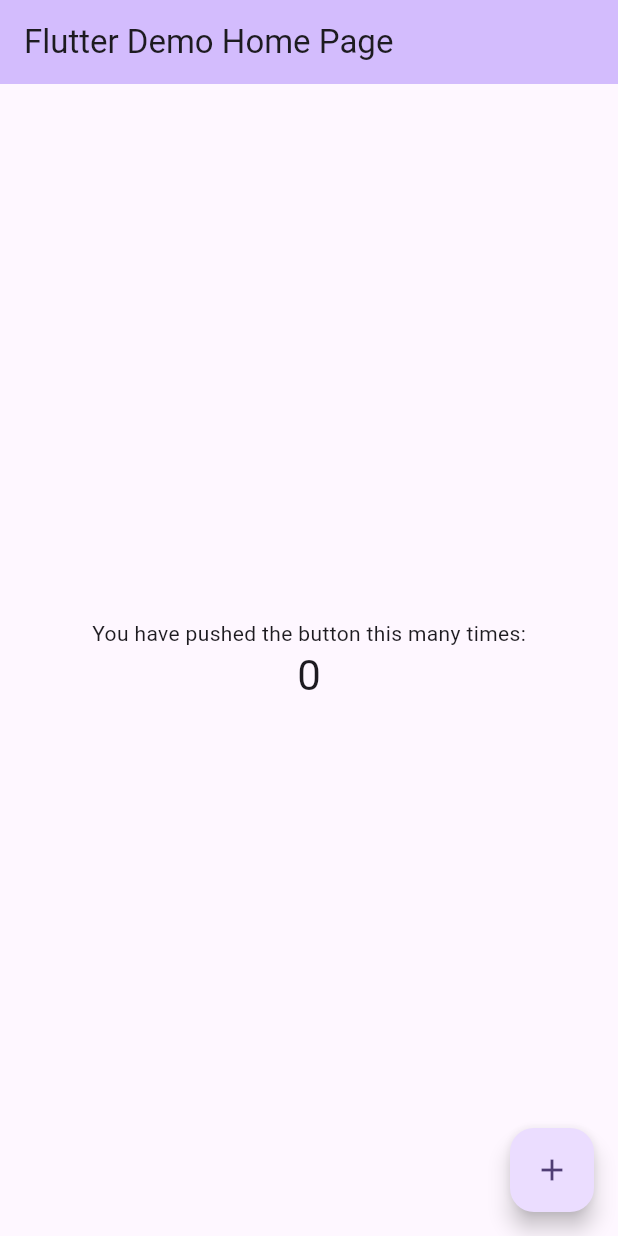
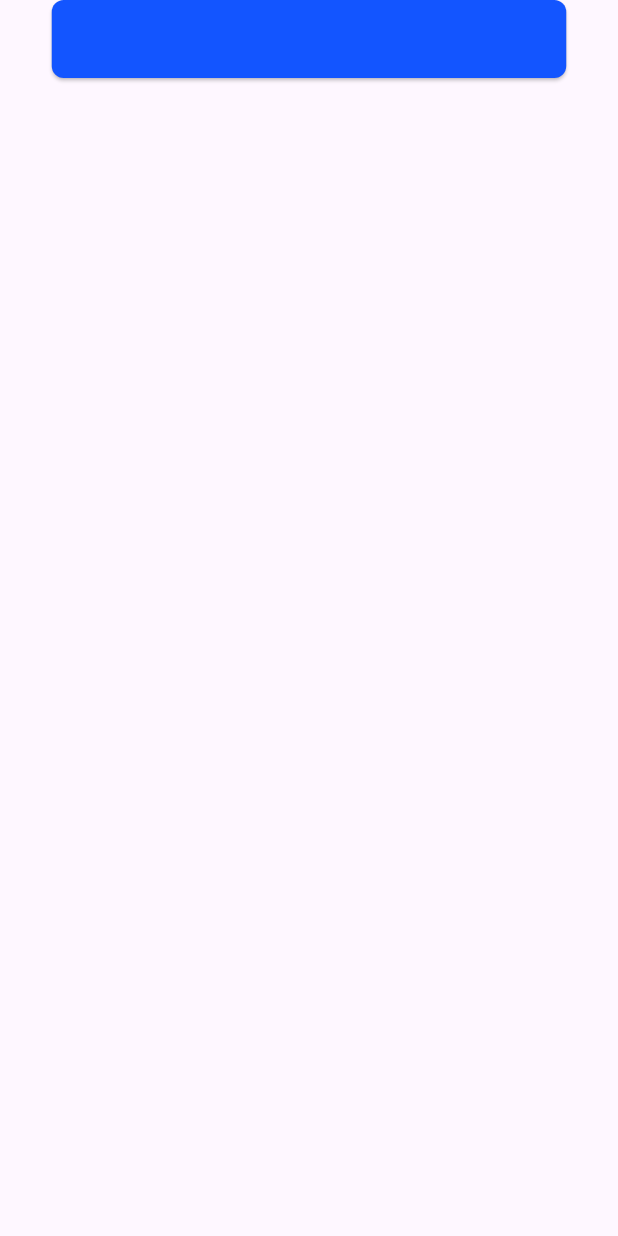
Before and after one commit to indahgithaa/includemy, a Flutter app: the screen it shows after launch, on a phone screen of 412 x 824 dp. Run offline on Flutter 3.47's test engine with Material 3 defaults, Android fonts, the phone set to English and light mode, and no system bars; our stand-ins replace google_fonts.

Commit message:
manage widgets, color styles, and registration pages

```diff
--- a/lib/main.dart
+++ b/lib/main.dart
@@ -1,4 +1,6 @@
 import 'package:flutter/material.dart';
+import 'package:google_fonts/google_fonts.dart';
+import './pages/onboarding_page.dart';
 
 void main() {
   runApp(const MyApp());
@@ -7,119 +9,15 @@ void main() {
 class MyApp extends StatelessWidget {
   const MyApp({super.key});
 
-  // This widget is the root of your application.
   @override
   Widget build(BuildContext context) {
     return MaterialApp(
-      title: 'Flutter Demo',
+      title: 'Includemy',
       theme: ThemeData(
-        // This is the theme of your application.
-        //
-        // TRY THIS: Try running your application with "flutter run". You'll see
-        // the application has a purple toolbar. Then, without quitting the app,
-        // try changing the seedColor in the colorScheme below to Colors.green
-        // and then invoke "hot reload" (save your changes or press the "hot
-        // reload" button in a Flutter-supported IDE, or press "r" if you used
-        // the command line to start the app).
-        //
-        // Notice that the counter didn't reset back to zero; the application
-        // state is not lost during the reload. To reset the state, use hot
-        // restart instead.
-        //
-        // This works for code too, not just values: Most code changes can be
-        // tested with just a hot reload.
         colorScheme: ColorScheme.fromSeed(seedColor: Colors.deepPurple),
         useMaterial3: true,
       ),
-      home: const MyHomePage(title: 'Flutter Demo Home Page'),
+      home: const OnboardingPage(),
     );
   }
 }
-
-class MyHomePage extends StatefulWidget {
-  const MyHomePage({super.key, required this.title});
-
-  // This widget is the home page of your application. It is stateful, meaning
-  // that it has a State object (defined below) that contains fields that affect
-  // how it looks.
-
-  // This class is the configuration for the state. It holds the values (in this
-  // case the title) provided by the parent (in this case the App widget) and
-  // used by the build method of the State. Fields in a Widget subclass are
-  // always marked "final".
-
-  final String title;
-
-  @override
-  State<MyHomePage> createState() => _MyHomePageState();
-}
-
-class _MyHomePageState extends State<MyHomePage> {
-  int _counter = 0;
-
-  void _incrementCounter() {
-    setState(() {
-      // This call to setState tells the Flutter framework that something has
-      // changed in this State, which causes it to rerun the build method below
-      // so that the display can reflect the updated values. If we changed
-      // _counter without calling setState(), then the build method would not be
-      // called again, and so nothing would appear to happen.
-      _counter++;
-    });
-  }
-
-  @override
-  Widget build(BuildContext context) {
-    // This method is rerun every time setState is called, for instance as done
-    // by the _incrementCounter method above.
-    //
-    // The Flutter framework has been optimized to make rerunning build methods
-    // fast, so that you can just rebuild anything that needs updating rather
-    // than having to individually change instances of widgets.
-    return Scaffold(
-      appBar: AppBar(
-        // TRY THIS: Try changing the color here to a specific color (to
-        // Colors.amber, perhaps?) and trigger a hot reload to see the AppBar
-        // change color while the other colors stay the same.
-        backgroundColor: Theme.of(context).colorScheme.inversePrimary,
-        // Here we take the value from the MyHomePage object that was created by
-        // the App.build method, and use it to set our appbar title.
-        title: Text(widget.title),
-      ),
-      body: Center(
-        // Center is a layout widget. It takes a single child and positions it
-        // in the middle of the parent.
-        child: Column(
-          // Column is also a layout widget. It takes a list of children and
-          // arranges them vertically. By default, it sizes itself to fit its
-          // children horizontally, and tries to be as tall as its parent.
-          //
-          // Column has various properties to control how it sizes itself and
-          // how it positions its children. Here we use mainAxisAlignment to
-          // center the children vertically; the main axis here is the vertical
-          // axis because Columns are vertical (the cross axis would be
-          // horizontal).
-          //
-          // TRY THIS: Invoke "debug painting" (choose the "Toggle Debug Paint"
-          // action in the IDE, or press "p" in the console), to see the
-          // wireframe for each widget.
-          mainAxisAlignment: MainAxisAlignment.center,
-          children: <Widget>[
-            const Text(
-              'You have pushed the button this many times:',
-            ),
-            Text(
-              '$_counter',
-              style: Theme.of(context).textTheme.headlineMedium,
-            ),
-          ],
-        ),
-      ),
-      floatingActionButton: FloatingActionButton(
-        onPressed: _incrementCounter,
-        tooltip: 'Increment',
-        child: const Icon(Icons.add),
-      ), // This trailing comma makes auto-formatting nicer for build methods.
-    );
-  }
-}
--- /dev/null
+++ b/lib/pages/onboarding_page.dart
@@ -0,0 +1,26 @@
+import 'package:flutter/material.dart';
+import './widgets/buttons.dart';
+import '../styles/color_styles.dart';
+
+class OnboardingPage extends StatelessWidget {
+  const OnboardingPage({super.key});
+
+  @override
+  Widget build(BuildContext context) {
+    return Scaffold(
+      body: Container(
+        child: Column(
+          children: [
+            Buttons(
+              text: "Daftar",
+              onClicked: (){},
+              width: 343,
+              backgroundColor: Color(0xFF1355FF).withOpacity(1),
+              fontColor: ColorStyles.primary,
+              )
+            ]
+          ),
+      ),
+    );
+  }
+}
--- /dev/null
+++ b/lib/pages/widgets/buttons.dart
@@ -0,0 +1,42 @@
+import 'package:flutter/material.dart';
+import 'package:google_fonts/google_fonts.dart';
+import '../../styles/color_styles.dart';
+
+class Buttons extends StatelessWidget {
+  final String text;
+  final VoidCallback onClicked;
+  final double width;
+  final Color backgroundColor;
+  final Color fontColor;
+
+  const Buttons({
+    Key? key,
+    required this.text,
+    required this.onClicked,
+    required this.width,
+    required this.backgroundColor,
+    required this.fontColor,
+  }) : super(key: key);
+
+  @override
+  Widget build(BuildContext context) {
+    return Center(
+      child: ElevatedButton(
+        style: ButtonStyle(
+          backgroundColor: MaterialStateProperty.all<Color>(backgroundColor),
+          shape: MaterialStateProperty.all<RoundedRectangleBorder>(RoundedRectangleBorder(borderRadius: BorderRadius.circular(8))),
+          minimumSize: MaterialStateProperty.all<Size>(Size(width, 52))
+        ),
+        child: Text(
+          text,
+          style: GoogleFonts.poppins(
+            color: fontColor,
+            fontSize: 14,
+            fontWeight:  FontWeight.w500,
+          ),
+        ),
+        onPressed: onClicked,
+      ),
+    );
+  }
+}
--- /dev/null
+++ b/lib/pages/widgets/text_fields.dart
@@ -0,0 +1,24 @@
+import 'package:flutter/material.dart';
+import 'package:google_fonts/google_fonts.dart';
+
+class TextFields extends StatefulWidget {
+  const TextFields({super.key});
+
+  @override
+  State<TextFields> createState() => _TextFieldsState();
+}
+
+class _TextFieldsState extends State<TextFields> {
+  @override
+  Widget build(BuildContext context) {
+    return Scaffold(
+      body: Container(
+        child: Column(
+          children: [
+            Text("hi")
+          ],
+        )
+      ),
+    );
+  }
+}
--- /dev/null
+++ b/lib/styles/color_styles.dart
@@ -0,0 +1,11 @@
+import 'package:flutter/material.dart';
+
+class ColorStyles {
+  static Color primary = const Color(0xFF1355FF);
+  static Color black = const Color(0xFF000000);
+  static Color greyText = const Color(0xFF6D6E8C);
+  static Color greyOutline = const Color(0xFFE9E9E9);
+  static Color white = const Color(0xFFFFFFFF);
+  static Color greyBg = const Color(0xFFF8F8F8);
+  static Color selectionBlack = const Color(0xFF1A1D3E);
+}
--- a/pubspec.yaml
+++ b/pubspec.yaml
@@ -35,6 +35,7 @@ dependencies:
   # The following adds the Cupertino Icons font to your application.
   # Use with the CupertinoIcons class for iOS style icons.
   cupertino_icons: ^1.0.2
+  google_fonts: ^5.1.0
 
 dev_dependencies:
   flutter_test:
```
Also changed, not shown: lib/pages/halaman_registrasi/nomor_hp.dart (added), lib/pages/halaman_registrasi/pilih_golongan.dart (added), lib/pages/halaman_registrasi/pilih_pekerjaan_impian.dart (added), lib/pages/halaman_registrasi/pilih_pekerjaan_terakhir.dart (added), lib/pages/halaman_registrasi/pilih_tanggal_lahir.dart (added), lib/pages/halaman_registrasi/verifikasi_berhasil.dart (added), lib/pages/login_page.dart (added), lib/pages/signup_page.dart (added), lib/pages/widgets/chip_options.dart (added), lib/pages/widgets/navigation_bar.dart (added), lib/pages/widgets/segmented_options.dart (added), pubspec.lock, 1 other file.
